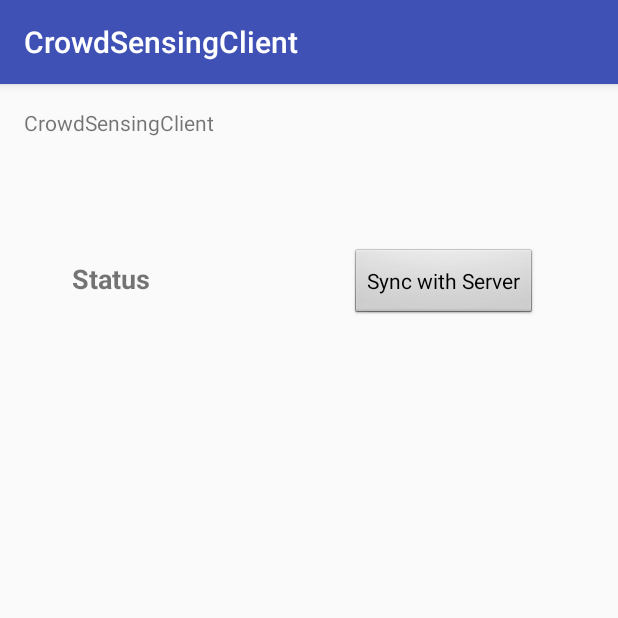
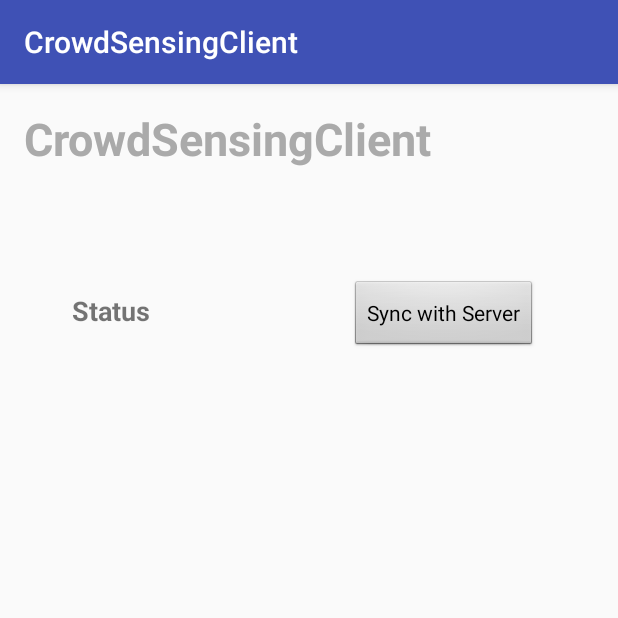
Before and after one commit to raokrutarth/CrowdSensing, an Android app: the screen it shows after launch (MainActivity), on a phone screen of 412 x 824 dp, the top half of it. Run offline under Robolectric (Android 15) with nearby library versions, the phone set to English and light mode, and no system bars.

```diff
--- a/CrowdSensingClient/app/src/main/java/edu/purdue/dcsl/crowdsensingclient/SensorReader.java
+++ b/CrowdSensingClient/app/src/main/java/edu/purdue/dcsl/crowdsensingclient/SensorReader.java
@@ -8,6 +8,7 @@ import java.util.Random;
 
 public class SensorReader
 {
+    // light reault;
     public float[] getSensorX()
     {
         // append timestamp.now() in control log file
--- a/CrowdSensingClient/app/src/main/res/layout/activity_main.xml
+++ b/CrowdSensingClient/app/src/main/res/layout/activity_main.xml
@@ -14,7 +14,10 @@
         android:layout_width="wrap_content"
         android:layout_height="wrap_content"
         android:text="CrowdSensingClient"
-        android:id="@+id/textView" />
+        android:id="@+id/textView"
+        android:textSize="30sp"
+        android:textStyle="normal|bold"
+        android:textColor="@android:color/darker_gray" />
 
     <TextView
         android:text="Status"
@@ -37,6 +40,8 @@
         android:layout_below="@+id/textView2"
         android:layout_marginTop="40dp"
         android:id="@+id/statusBox"
+        android:maxLines = "20"
+        android:scrollbars = "vertical"
         android:layout_alignParentLeft="true"
         android:layout_alignParentStart="true"
         android:textSize="12sp"
--- a/CrowdSensingClient/app/src/main/res/values/colors.xml
+++ b/CrowdSensingClient/app/src/main/res/values/colors.xml
@@ -1,6 +1,6 @@
 <?xml version="1.0" encoding="utf-8"?>
 <resources>
     <color name="colorPrimary">#3F51B5</color>
-    <color name="colorPrimaryDark">#303F9F</color>
+    <color name="colorPrimaryDark">#303f9f</color>
     <color name="colorAccent">#FF4081</color>
 </resources>
```
Also changed, not shown: CrowdSensingClient/app/src/main/AndroidManifest.xml (+4 -4 lines), CrowdSensingClient/app/src/main/java/edu/purdue/dcsl/crowdsensingclient/ControlLogger.java (+7 -3 lines), CrowdSensingClient/app/src/main/java/edu/purdue/dcsl/crowdsensingclient/MainActivity.java (+12 -5 lines), 1 other file.
